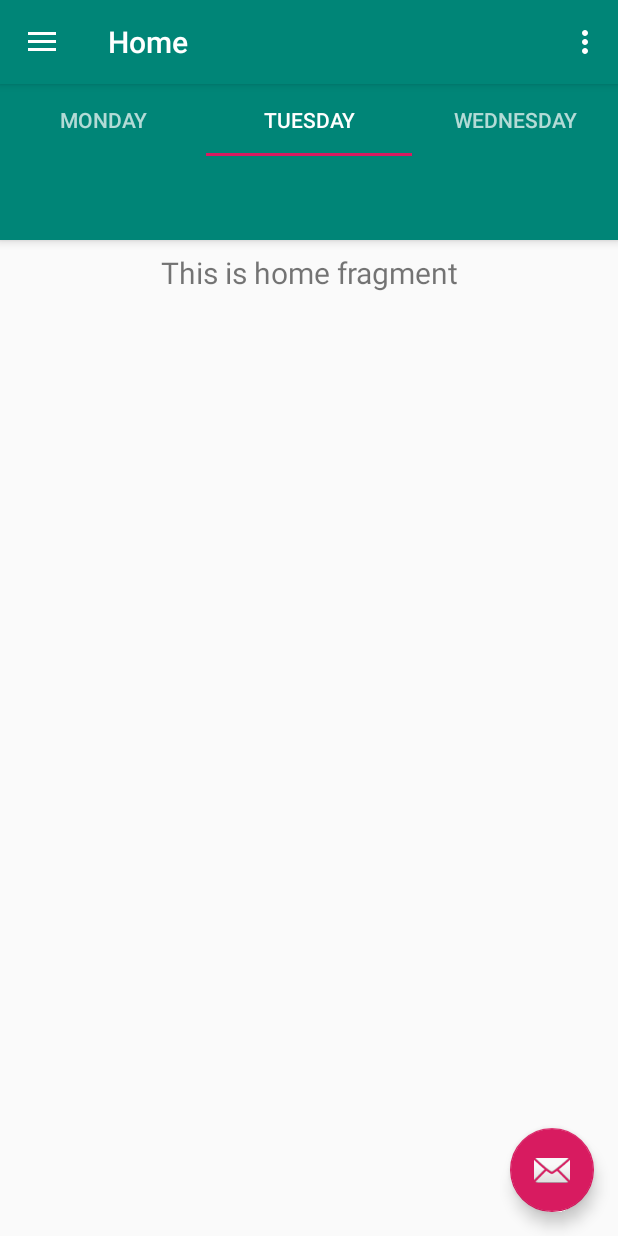
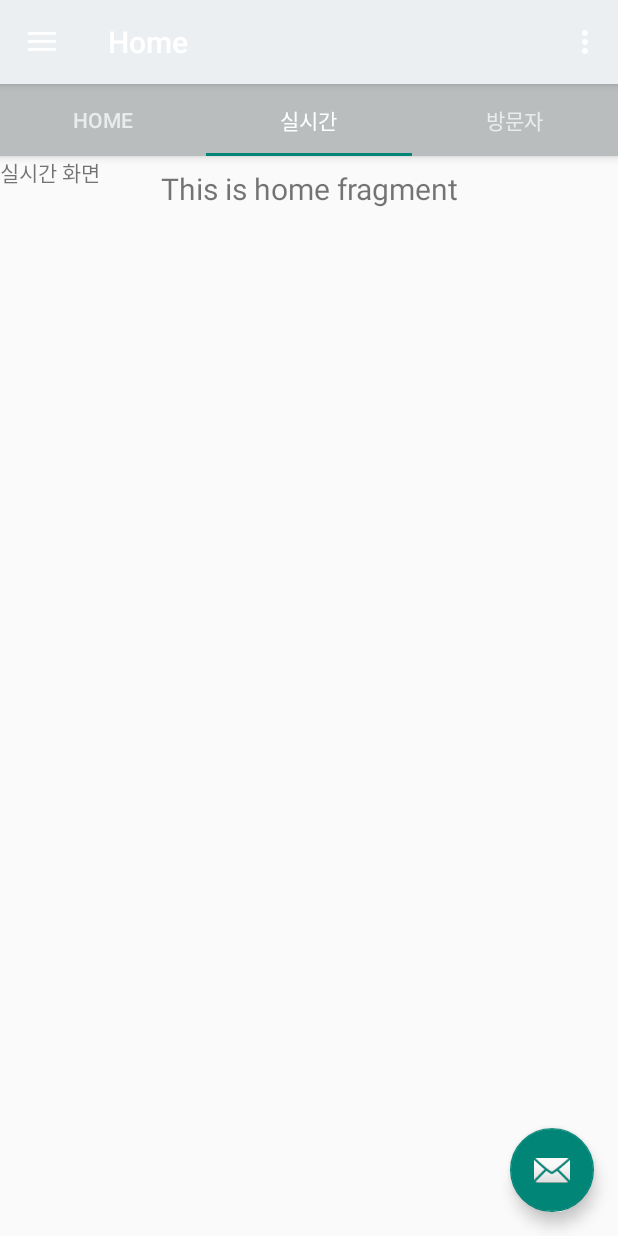
Before and after one commit to SMUW-SW-USIM/BellBellBell, an Android app: the MainActivity screen opened directly, with no data from a screen before it, tab 2 chosen, on a phone screen of 412 x 824 dp. Run offline under Robolectric (Android 15) with nearby library versions, the phone set to English and light mode, and no system bars; our stand-ins replace navigation-ui.

Commit message:
tab_bar_2

```diff
--- a/app/src/main/java/com/example/usim/MainActivity.java
+++ b/app/src/main/java/com/example/usim/MainActivity.java
@@ -14,10 +14,14 @@ import androidx.navigation.NavController;
 import androidx.navigation.Navigation;
 import androidx.navigation.ui.AppBarConfiguration;
 import androidx.navigation.ui.NavigationUI;
+import androidx.viewpager.widget.ViewPager;
 
+import com.example.usim.ui.home.RealTimeFragment;
+import com.example.usim.ui.home.VisitorListFragment;
 import com.google.android.material.floatingactionbutton.FloatingActionButton;
 import com.google.android.material.navigation.NavigationView;
 import com.google.android.material.snackbar.Snackbar;
+import com.google.android.material.tabs.TabLayout;
 
 public class MainActivity extends AppCompatActivity {
 
@@ -27,7 +31,7 @@ public class MainActivity extends AppCompatActivity {
     protected void onCreate(Bundle savedInstanceState) {
         super.onCreate(savedInstanceState);
         setContentView(R.layout.activity_main);
-        Toolbar toolbar = findViewById(R.id.toolbar);
+        // toolbar = findViewById(R.id.toolbar);
         //setSupportActionBar(toolbar);
         FloatingActionButton fab = findViewById(R.id.fab);
         fab.setOnClickListener(new View.OnClickListener() {
@@ -41,6 +45,12 @@ public class MainActivity extends AppCompatActivity {
         NavigationView navigationView = findViewById(R.id.nav_view);
         // Passing each menu ID as a set of Ids because each
         // menu should be considered as top level destinations.
+        TestPagerAdapter mTestPagerAdapter = new TestPagerAdapter(getSupportFragmentManager());
+        ViewPager mViewPager = (ViewPager) findViewById(R.id.viewpager);
+        TabLayout mTab = (TabLayout) findViewById(R.id.tabs);
+        mViewPager.setAdapter(mTestPagerAdapter);
+        mTab.setupWithViewPager(mViewPager);
+
         mAppBarConfiguration = new AppBarConfiguration.Builder(
                 R.id.nav_home, R.id.nav_gallery, R.id.nav_slideshow,
                 R.id.nav_tools, R.id.nav_share, R.id.nav_send)
@@ -66,16 +76,38 @@ public class MainActivity extends AppCompatActivity {
     }
 
     public class TestPagerAdapter extends FragmentPagerAdapter {
+        private int PAGE_NUMBER = 3;
         public TestPagerAdapter(FragmentManager fm){
             super(fm);
         }
         @Override
         public Fragment getItem(int position){
-            return null;
+            switch(position){
+                case 0:
+                    return RealTimeFragment.newInstance();
+                case 1:
+                    return RealTimeFragment.newInstance();
+                case 2:
+                    return VisitorListFragment.newInstance();
+                default:
+                    return null;
+            }
         }
         @Override
         public int getCount(){
-            return 0;
+            return PAGE_NUMBER;
+        }
+        public CharSequence getPageTitle(int position){
+            switch(position){
+                case 0:
+                    return "HOME";
+                case 1:
+                    return "실시간";
+                case 2:
+                    return "방문자";
+                default:
+                    return null;
+            }
         }
     }
 }
--- /dev/null
+++ b/app/src/main/java/com/example/usim/ui/home/RealTimeFragment.java
@@ -0,0 +1,38 @@
+package com.example.usim.ui.home;
+
+
+import android.os.Bundle;
+import android.view.LayoutInflater;
+import android.view.View;
+import android.view.ViewGroup;
+
+import androidx.fragment.app.Fragment;
+
+import com.example.usim.R;
+
+/**
+ * A simple {@link Fragment} subclass.
+ */
+public class RealTimeFragment extends Fragment {
+
+
+    public RealTimeFragment() {
+        // Required empty public constructor
+    }
+    public static RealTimeFragment newInstance(){
+        Bundle args = new Bundle();
+
+        RealTimeFragment fragment = new RealTimeFragment();
+        fragment.setArguments(args);
+        return fragment;
+    }
+
+
+    @Override
+    public View onCreateView(LayoutInflater inflater, ViewGroup container,
+                             Bundle savedInstanceState) {
+        // Inflate the layout for this fragment
+        return inflater.inflate(R.layout.fragment_real_time, container, false);
+    }
+
+}
--- /dev/null
+++ b/app/src/main/java/com/example/usim/ui/home/VisitorListFragment.java
@@ -0,0 +1,38 @@
+package com.example.usim.ui.home;
+
+
+import android.os.Bundle;
+import android.view.LayoutInflater;
+import android.view.View;
+import android.view.ViewGroup;
+
+import androidx.fragment.app.Fragment;
+
+import com.example.usim.R;
+
+/**
+ * A simple {@link Fragment} subclass.
+ */
+public class VisitorListFragment extends Fragment {
+
+
+    public VisitorListFragment() {
+        // Required empty public constructor
+    }
+
+    public static VisitorListFragment newInstance(){
+        Bundle args = new Bundle();
+
+        VisitorListFragment fragment = new VisitorListFragment();
+        fragment.setArguments(args);
+        return fragment;
+    }
+
+    @Override
+    public View onCreateView(LayoutInflater inflater, ViewGroup container,
+                             Bundle savedInstanceState) {
+        // Inflate the layout for this fragment
+        return inflater.inflate(R.layout.fragment_visitor_list, container, false);
+    }
+
+}
--- a/app/src/main/res/layout/app_bar_main.xml
+++ b/app/src/main/res/layout/app_bar_main.xml
@@ -12,8 +12,10 @@
         android:theme="@style/AppTheme.AppBarOverlay">
 
         <com.google.android.material.tabs.TabLayout
+            android:id="@+id/tabs"
             android:layout_width="match_parent"
-            android:layout_height="match_parent">
+            android:layout_height="match_parent"
+            android:background="?attr/colorPrimaryDark">
 
             <com.google.android.material.tabs.TabItem
                 android:layout_width="wrap_content"
@@ -31,13 +33,6 @@
                 android:text="Wednesday" />
         </com.google.android.material.tabs.TabLayout>
 
-        <androidx.appcompat.widget.Toolbar
-            android:id="@+id/toolbar"
-            android:layout_width="match_parent"
-            android:layout_height="?attr/actionBarSize"
-            android:background="?attr/colorPrimary"
-            app:popupTheme="@style/AppTheme.PopupOverlay" />
-
     </com.google.android.material.appbar.AppBarLayout>
 
     <include layout="@layout/content_main" />
--- a/app/src/main/res/layout/content_main.xml
+++ b/app/src/main/res/layout/content_main.xml
@@ -17,4 +17,9 @@
         app:layout_constraintRight_toRightOf="parent"
         app:layout_constraintTop_toTopOf="parent"
         app:navGraph="@navigation/mobile_navigation" />
+
+    <androidx.viewpager.widget.ViewPager
+        android:id="@+id/viewpager"
+        android:layout_width="match_parent"
+        android:layout_height="match_parent" />
 </androidx.constraintlayout.widget.ConstraintLayout>
--- /dev/null
+++ b/app/src/main/res/layout/fragment_real_time.xml
@@ -0,0 +1,14 @@
+<?xml version="1.0" encoding="utf-8"?>
+<FrameLayout xmlns:android="http://schemas.android.com/apk/res/android"
+    xmlns:tools="http://schemas.android.com/tools"
+    android:layout_width="match_parent"
+    android:layout_height="match_parent"
+    tools:context=".ui.home.RealTimeFragment">
+
+    <!-- TODO: Update blank fragment layout -->
+    <TextView
+        android:layout_width="match_parent"
+        android:layout_height="match_parent"
+        android:text="실시간 화면" />
+
+</FrameLayout>
--- /dev/null
+++ b/app/src/main/res/layout/fragment_visitor_list.xml
@@ -0,0 +1,14 @@
+<?xml version="1.0" encoding="utf-8"?>
+<FrameLayout xmlns:android="http://schemas.android.com/apk/res/android"
+    xmlns:tools="http://schemas.android.com/tools"
+    android:layout_width="match_parent"
+    android:layout_height="match_parent"
+    tools:context=".ui.home.VisitorListFragment">
+
+    <!-- TODO: Update blank fragment layout -->
+    <TextView
+        android:layout_width="match_parent"
+        android:layout_height="match_parent"
+        android:text="방문자리스트" />
+
+</FrameLayout>
--- a/app/src/main/res/values/colors.xml
+++ b/app/src/main/res/values/colors.xml
@@ -1,6 +1,9 @@
 <?xml version="1.0" encoding="utf-8"?>
 <resources>
-    <color name="colorPrimary">#008577</color>
-    <color name="colorPrimaryDark">#00574B</color>
-    <color name="colorAccent">#D81B60</color>
+    <color name="colorPrimary">#eceff1</color>
+    <color name="colorPrimaryLight">#ffffff</color>
+    <color name="colorPrimaryDark">#babdbe</color>
+    <color name="colorSecondary">#bbdefb</color>
+    <color name="colorSecondaryLight">#eeffff</color>
+    <color name="colorSecondaryDark">#8aacc8</color>
 </resources>
--- a/app/src/main/res/values/styles.xml
+++ b/app/src/main/res/values/styles.xml
@@ -5,7 +5,7 @@
         <!-- Customize your theme here. -->
         <item name="colorPrimary">@color/colorPrimary</item>
         <item name="colorPrimaryDark">@color/colorPrimaryDark</item>
-        <item name="colorAccent">@color/colorAccent</item>
+        <item name="colorSecondary">@color/colorSecondary</item>
     </style>
 
     <style name="AppTheme.NoActionBar">
```
